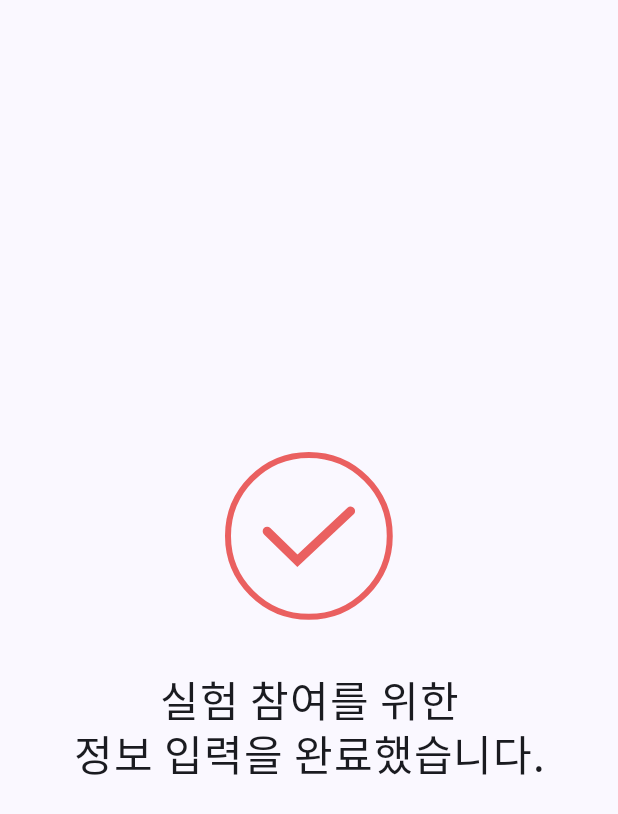
After one commit to yoo-sangwon/ReboneSW, an Android app built with Jetpack Compose: the composable RegisterCompletedScreen shown on its own in the app's theme, on a phone screen of 412 x 824 dp. The commit adds this screen. Shown: the top 814 px of the screen. Run offline under Robolectric (Android 15) with nearby library versions, the phone set to English and light mode, and no system bars; our stand-ins replace Dagger/Hilt's generated code.

Commit message:
Add RegisterCompletedScreen
등록 완료 후 페이지 이동 기능 구현

```diff
--- a/app/build.gradle.kts
+++ b/app/build.gradle.kts
@@ -85,4 +85,7 @@ dependencies {
     implementation(libs.hilt.android)
     kapt(libs.hilt.compiler)
 
+    //runtime
+    implementation(libs.androidx.compose.runtime)
+
 }
--- a/app/src/main/java/com/example/rebonesw/activity/SplashActivity.kt
+++ b/app/src/main/java/com/example/rebonesw/activity/SplashActivity.kt
@@ -46,7 +46,7 @@ class SplashActivity: ComponentActivity(){
 
     private fun goToMain(){
         vm.registerData?.let{
-            startActivity(Intent(this@SplashActivity, MainActivity::class.java))
+            startActivity(Intent(this@SplashActivity, RegisterActivity::class.java))
             finish()
         } ?: run {
             startActivity(Intent(this@SplashActivity, RegisterActivity::class.java))
--- /dev/null
+++ b/app/src/main/java/com/example/rebonesw/ui/screen/register/RegisterCompletedScreen.kt
@@ -0,0 +1,42 @@
+package com.example.rebonesw.ui.screen.register
+
+import androidx.compose.foundation.Image
+import androidx.compose.foundation.clickable
+import androidx.compose.foundation.layout.Box
+import androidx.compose.foundation.layout.Column
+import androidx.compose.foundation.layout.fillMaxSize
+import androidx.compose.foundation.layout.padding
+import androidx.compose.material3.Text
+import androidx.compose.runtime.Composable
+import androidx.compose.ui.Alignment
+import androidx.compose.ui.Modifier
+import androidx.compose.ui.res.painterResource
+import androidx.compose.ui.text.style.TextAlign
+import androidx.compose.ui.unit.dp
+import androidx.compose.ui.unit.sp
+import com.example.rebonesw.R
+
+@Composable
+fun RegisterCompletedScreen() {
+    Box(
+        modifier = Modifier
+            .fillMaxSize(),
+        contentAlignment = Alignment.Center
+    ){
+        Column {
+            Image(
+                modifier = Modifier.align(Alignment.CenterHorizontally)
+                    .padding(bottom = 32.dp), // 이미지 수평 중앙 정렬
+                painter = painterResource(id = R.drawable.check_circle),
+                contentDescription = null
+            )
+            Text(
+                text = "실험 참여를 위한\n" +
+                        "정보 입력을 완료했습니다.",
+                fontSize = 28.sp,
+                textAlign = TextAlign.Center,
+                lineHeight = 36.sp
+            )
+        }
+    } //Box
+} //fun RegisterCompletedScreen()
--- /dev/null
+++ b/app/src/main/res/drawable/check_circle.xml
@@ -0,0 +1,18 @@
+<vector xmlns:android="http://schemas.android.com/apk/res/android"
+    android:width="112dp"
+    android:height="112dp"
+    android:viewportWidth="112"
+    android:viewportHeight="112">
+  <path
+      android:pathData="M55.92,2C85.68,2 109.84,26.16 109.84,55.92C109.84,85.68 85.68,109.84 55.92,109.84C26.16,109.84 2,85.68 2,55.92C2,26.16 26.16,2 55.92,2Z"
+      android:strokeWidth="4"
+      android:fillColor="#00000000"
+      android:strokeColor="#EA6060"
+      android:strokeLineCap="round"/>
+  <path
+      android:pathData="M28.11,52.78L48.29,72.52L83.73,39.32"
+      android:strokeWidth="6"
+      android:fillColor="#00000000"
+      android:strokeColor="#EA6060"
+      android:strokeLineCap="round"/>
+</vector>
--- a/gradle/libs.versions.toml
+++ b/gradle/libs.versions.toml
@@ -12,6 +12,7 @@ composeBom = "2024.04.01"
 gson_v = "2.11.0"
 timber_v = "5.0.1"
 hilt_v = "2.46"
+runtime_v = "1.6.8"
 
 [libraries]
 androidx-core-ktx = { group = "androidx.core", name = "core-ktx", version.ref = "coreKtx" }
@@ -33,6 +34,7 @@ gson = { group = "com.google.code.gson", name = "gson", version.ref = "gson_v"}
 timber = { group = "com.jakewharton.timber", name = "timber", version.ref = "timber_v"}
 hilt-android = { group = "com.google.dagger", name = "hilt-android", version.ref = "hilt_v"}
 hilt-compiler = { group = "com.google.dagger", name = "hilt-compiler", version.ref = "hilt_v"}
+androidx-compose-runtime = { group = "androidx.compose.runtime", name = "runtime-livedata", version.ref = "runtime_v"}
 
 [plugins]
 android-application = { id = "com.android.application", version.ref = "agp" }
```
Also changed, not shown: app/src/main/java/com/example/rebonesw/activity/RegisterActivity.kt (+34 -4 lines), app/src/main/java/com/example/rebonesw/data/navigation/RegisterDestination.kt (added, +9 -0 lines), app/src/main/java/com/example/rebonesw/ui/screen/register/RegisterScreen.kt (+32 -5 lines), app/src/main/java/com/example/rebonesw/viewmodels/RegisterViewModel.kt (+8 -0 lines).
